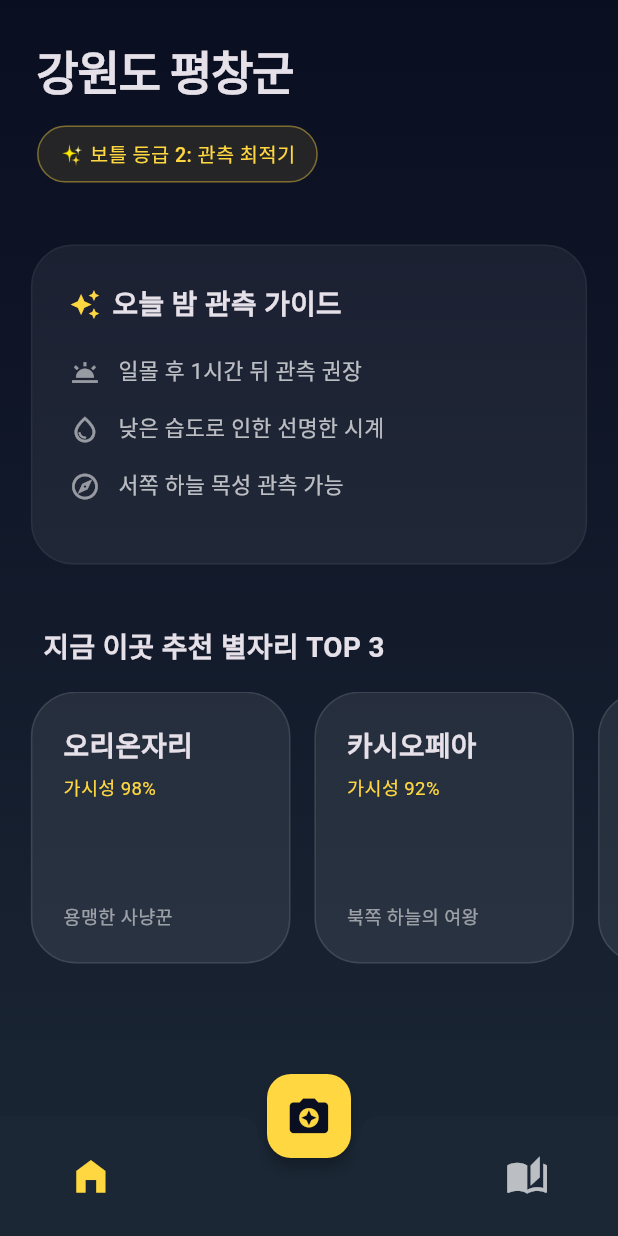
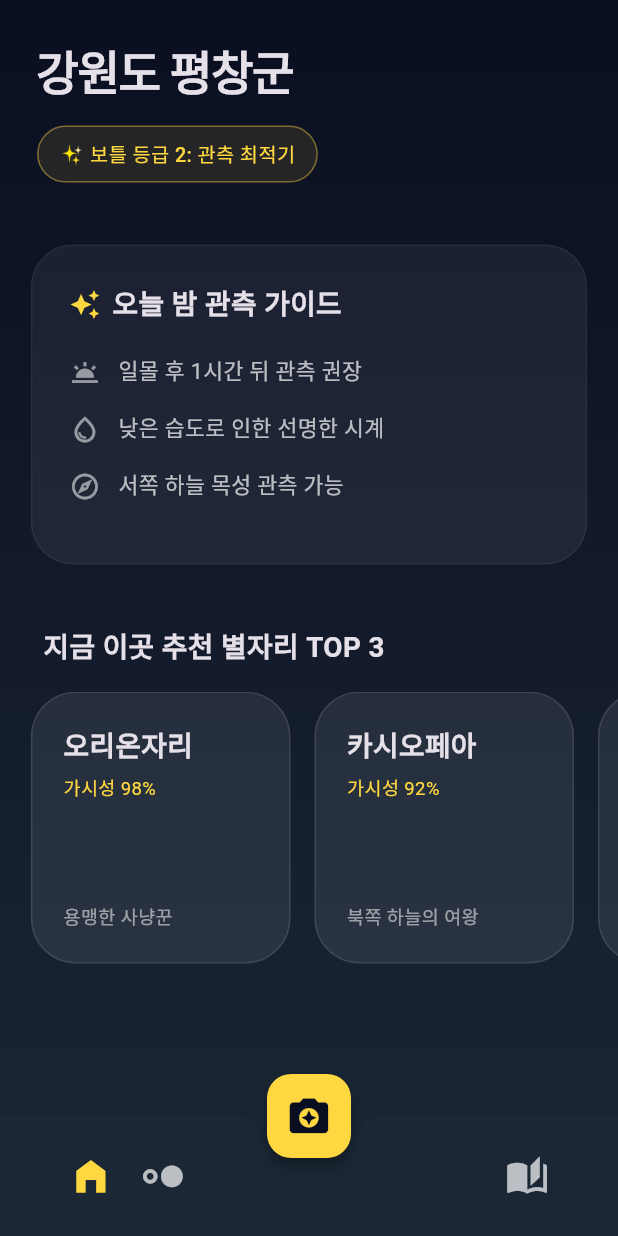
Before and after one commit to ChangkookChoi/with-light-star, a Flutter app: the screen it shows after launch, on a phone screen of 412 x 824 dp. Run offline on Flutter 3.47's test engine with Material 3 defaults, Android fonts, the phone set to English and light mode, and no system bars; our stand-ins replace camera, geolocator, sensors_plus; missing offline and left inert: motion_sensors.

Commit message:
Initial commit: Flutter AR stargazing app skeleton

```diff
--- a/lib/screens/observation_screen.dart
+++ b/lib/screens/observation_screen.dart
@@ -1,5 +1,6 @@
 import 'package:flutter/material.dart';
 import 'camera_view_screen.dart';
+import 'real_horizon_screen.dart';
 
 class MainObservationScreen extends StatefulWidget {
   const MainObservationScreen({Key? key}) : super(key: key);
@@ -22,9 +23,11 @@ class _MainObservationScreenState extends State<MainObservationScreen> {
         elevation: 4.0,
         backgroundColor: Colors.amberAccent,
         onPressed: () => _navigateToCamera(context),
-        child: Icon(Icons.camera_enhance,
+        child: Icon(
+          Icons.camera_enhance,
           color: const Color(0xFF0A0E21),
-            size: screenWidth * 0.075), // 화면 너비에 비례한 아이콘 크기
+          size: screenWidth * 0.075, // 화면 너비에 비례한 아이콘 크기
+        ),
       ),
       bottomNavigationBar: BottomAppBar(
         shape: const CircularNotchedRectangle(),
@@ -36,17 +39,43 @@ class _MainObservationScreenState extends State<MainObservationScreen> {
           child: Row(
             mainAxisAlignment: MainAxisAlignment.spaceBetween,
             children: [
+              // 왼쪽 그룹: Home + Horizon Test
+              Row(
+                children: [
                   IconButton(
-                icon: Icon(Icons.home_filled,
-                    color: Colors.amberAccent, size: screenWidth * 0.07),
+                    icon: Icon(
+                      Icons.home_filled,
+                      color: Colors.amberAccent,
+                      size: screenWidth * 0.07,
+                    ),
                     onPressed: () {},
                   ),
                   IconButton(
-                icon: Icon(Icons.auto_stories,
-                    color: Colors.white70, size: screenWidth * 0.07),
+                    tooltip: '지평선 테스트',
+                    icon: Icon(
+                      Icons.hdr_strong, // 지평선 느낌 아이콘
+                      color: Colors.white70,
+                      size: screenWidth * 0.07,
+                    ),
+                    onPressed: () => _navigateToRealHorizon(context),
+                  ),
+                ],
+              ),
+
+              // 오른쪽 그룹: Storybook(기존)
+              Row(
+                children: [
+                  IconButton(
+                    icon: Icon(
+                      Icons.auto_stories,
+                      color: Colors.white70,
+                      size: screenWidth * 0.07,
+                    ),
                     onPressed: () {
                       // AI 스토리 북 버튼 (의뢰서 요구사항 반영)
                     },
+                  ),
+                ],
               ),
             ],
           ),
@@ -86,6 +115,16 @@ class _MainObservationScreenState extends State<MainObservationScreen> {
     );
   }
 
+  // ✅ 추가: 지평선 테스트 화면으로 이동
+  void _navigateToRealHorizon(BuildContext context) {
+    Navigator.push(
+      context,
+      MaterialPageRoute(
+        builder: (context) => const RealHorizonScreen(),
+      ),
+    );
+  }
+
   Widget _buildBackground() {
     return Container(
       decoration: const BoxDecoration(
@@ -104,12 +143,15 @@ class _MainObservationScreenState extends State<MainObservationScreen> {
       child: Column(
         crossAxisAlignment: CrossAxisAlignment.start,
         children: [
-          Text("강원도 평창군",
+          Text(
+            "강원도 평창군",
             style: TextStyle(
               fontSize: screenWidth * 0.075, // 화면 너비에 맞춘 폰트 크기
               fontWeight: FontWeight.bold,
-                  letterSpacing: -1)),
-          SizedBox(height: 12),
+              letterSpacing: -1,
+            ),
+          ),
+          const SizedBox(height: 12),
           Container(
             padding: const EdgeInsets.symmetric(horizontal: 14, vertical: 8),
             decoration: BoxDecoration(
@@ -117,11 +159,14 @@ class _MainObservationScreenState extends State<MainObservationScreen> {
               borderRadius: BorderRadius.circular(30),
               border: Border.all(color: Colors.amberAccent.withOpacity(0.4)),
             ),
-            child: Text("✨ 보틀 등급 2: 관측 최적기",
+            child: Text(
+              "✨ 보틀 등급 2: 관측 최적기",
               style: TextStyle(
                 color: Colors.amberAccent,
                 fontSize: screenWidth * 0.032,
-                    fontWeight: FontWeight.w500)),
+                fontWeight: FontWeight.w500,
+              ),
+            ),
           ),
         ],
       ),
@@ -146,10 +191,13 @@ class _MainObservationScreenState extends State<MainObservationScreen> {
                 Icon(Icons.auto_awesome,
                     color: Colors.amberAccent, size: screenWidth * 0.05),
                 const SizedBox(width: 8),
-                Text("오늘 밤 관측 가이드",
+                Text(
+                  "오늘 밤 관측 가이드",
                   style: TextStyle(
                     fontSize: screenWidth * 0.045,
-                        fontWeight: FontWeight.bold)),
+                    fontWeight: FontWeight.bold,
+                  ),
+                ),
               ],
             ),
             const SizedBox(height: 20),
@@ -170,9 +218,13 @@ class _MainObservationScreenState extends State<MainObservationScreen> {
         children: [
           Icon(icon, size: screenWidth * 0.05, color: Colors.white54),
           const SizedBox(width: 12),
-          Text(text,
+          Text(
+            text,
             style: TextStyle(
-                  color: Colors.white70, fontSize: screenWidth * 0.035)),
+              color: Colors.white70,
+              fontSize: screenWidth * 0.035,
+            ),
+          ),
         ],
       ),
     );
@@ -185,9 +237,13 @@ class _MainObservationScreenState extends State<MainObservationScreen> {
         Padding(
           padding: EdgeInsets.symmetric(
               horizontal: screenWidth * 0.07, vertical: 16),
-          child: Text("지금 이곳 추천 별자리 TOP 3",
+          child: Text(
+            "지금 이곳 추천 별자리 TOP 3",
             style: TextStyle(
-                  fontSize: screenWidth * 0.045, fontWeight: FontWeight.bold)),
+              fontSize: screenWidth * 0.045,
+              fontWeight: FontWeight.bold,
+            ),
+          ),
         ),
         SizedBox(
           height: screenHeight * 0.22,
@@ -219,17 +275,29 @@ class _MainObservationScreenState extends State<MainObservationScreen> {
       child: Column(
         crossAxisAlignment: CrossAxisAlignment.start,
         children: [
-          Text(title,
+          Text(
+            title,
             style: TextStyle(
-                  fontSize: screenWidth * 0.045, fontWeight: FontWeight.bold)),
+              fontSize: screenWidth * 0.045,
+              fontWeight: FontWeight.bold,
+            ),
+          ),
           const SizedBox(height: 6),
-          Text(visibility,
+          Text(
+            visibility,
             style: TextStyle(
-                  color: Colors.amberAccent, fontSize: screenWidth * 0.03)),
+              color: Colors.amberAccent,
+              fontSize: screenWidth * 0.03,
+            ),
+          ),
           const Spacer(),
-          Text(desc,
+          Text(
+            desc,
             style: TextStyle(
-                  color: Colors.white54, fontSize: screenWidth * 0.03)),
+              color: Colors.white54,
+              fontSize: screenWidth * 0.03,
+            ),
+          ),
         ],
       ),
     );
--- a/pubspec.yaml
+++ b/pubspec.yaml
@@ -30,7 +30,7 @@ dependencies:
   permission_handler: ^11.3.1 # 카메라 및 위치 권한 요청 관리
   http: ^1.2.0             # GPT API 및 천문 데이터 API 통신용
   flutter_compass: ^0.8.0  # 나침반
-  motion_sensors: ^0.1.0   # fused sensor
+  motion_sensors: ^0.1.0   # fused attitude (heading, pitch, roll)
 
 
   # The following adds the Cupertino Icons font to your application.
```
Also changed, not shown: lib/astro/attitude_math.dart (added, +51 -0 lines), 4 other files. Lines whose indentation alone changed are shown as unchanged.
